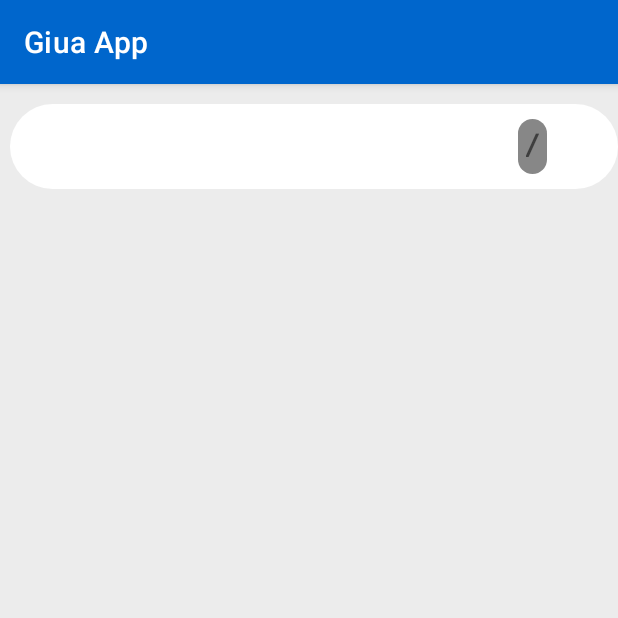
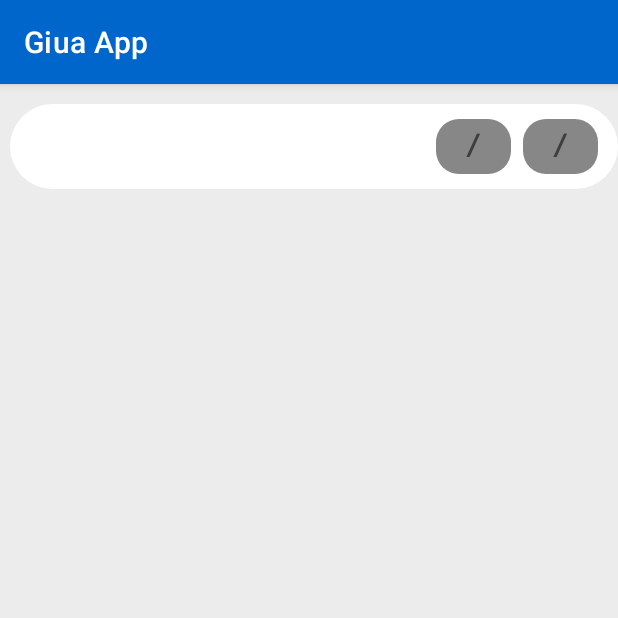
Before and after one commit to Giua-app/Giua-App, an Android app: the fragment VotiFragment shown on its own in the app's theme, on a phone screen of 412 x 824 dp, the top half of it. Run offline under Robolectric (Android 15) with nearby library versions, the phone set to English and light mode, and no system bars; 5 statements that could not run were skipped.

Commit message:
Added mean of all votes of the first quarterly and begun to write code to support the onlick of voteView

```diff
--- a/app/src/main/java/com/giua/app/ui/voti/VoteView.java
+++ b/app/src/main/java/com/giua/app/ui/voti/VoteView.java
@@ -1,6 +1,7 @@
 package com.giua.app.ui.voti;
 
 import android.content.Context;
+import android.content.res.ColorStateList;
 import android.util.AttributeSet;
 import android.view.LayoutInflater;
 import android.widget.LinearLayout;
@@ -8,26 +9,32 @@ import android.widget.TextView;
 
 import androidx.annotation.NonNull;
 import androidx.annotation.Nullable;
-import androidx.constraintlayout.widget.ConstraintLayout;
-import androidx.constraintlayout.widget.ConstraintSet;
 
 import com.giua.app.R;
+import com.giua.objects.Vote;
 
 import org.jetbrains.annotations.NotNull;
 
+import java.util.List;
+
 public class VoteView extends LinearLayout {
     String subjectValue;
-    String voteValue;
-    TextView tvVote;
+    String voteFirstQuarter;
+    float rawVoteFirstQuarter;
+    String voteSecondQuarter;
+    float rawVoteSecondQuarter;
+    TextView tvVoteFisrtQuarter;
+    TextView tvVoteSecondQuarter;
     TextView tvSubject;
-    float rawVote;
 
-    public VoteView(@NonNull @NotNull Context context, @Nullable @org.jetbrains.annotations.Nullable AttributeSet attrs, String subject, String vote, float rawVote) {
+    public VoteView(@NonNull @NotNull Context context, @Nullable @org.jetbrains.annotations.Nullable AttributeSet attrs, String subject, String voteFirstQuarter, float rawVoteFirstQuarter, String voteSecondQuarter, float rawVoteSecondQuarter) {
         super(context, attrs);
 
         this.subjectValue = subject;
-        this.voteValue = vote;
-        this.rawVote = rawVote;
+        this.voteFirstQuarter = voteFirstQuarter;
+        this.rawVoteFirstQuarter = rawVoteFirstQuarter;
+        this.voteSecondQuarter = voteSecondQuarter;
+        this.rawVoteSecondQuarter = rawVoteSecondQuarter;
         initializeComponent(context);
     }
 
@@ -36,27 +43,27 @@ public class VoteView extends LinearLayout {
         layoutInflater.inflate(R.layout.vote_component, this);
 
         tvSubject = findViewById(R.id.text_view_subject);
-        tvVote = findViewById(R.id.text_view_vote);
+        tvVoteFisrtQuarter = findViewById(R.id.text_view_vote_primo_quadrimestre);
+        tvVoteSecondQuarter = findViewById(R.id.text_view_vote_secondo_quadrimestre);
 
         tvSubject.setText(this.subjectValue);
-        tvVote.setText(this.voteValue);
+        tvVoteFisrtQuarter.setText(this.voteFirstQuarter);
+        tvVoteSecondQuarter.setText(this.voteSecondQuarter);
 
-        if(rawVote == -1f){
-            tvVote.setBackgroundTintList(getResources().getColorStateList(R.color.non_vote, context.getTheme()));
-        } else if(rawVote >= 6f){
-            tvVote.setBackgroundTintList(getResources().getColorStateList(R.color.good_vote, context.getTheme()));
-        } else if(rawVote < 6f && rawVote >= 5){
-            tvVote.setBackgroundTintList(getResources().getColorStateList(R.color.middle_vote, context.getTheme()));
-        } else if(rawVote < 5){
-            tvVote.setBackgroundTintList(getResources().getColorStateList(R.color.bad_vote, context.getTheme()));
-        }
+        tvVoteFisrtQuarter.setBackgroundTintList(getColorFromVote(rawVoteFirstQuarter));
+        tvVoteSecondQuarter.setBackgroundTintList(getColorFromVote(rawVoteSecondQuarter));
     }
 
-    @Override
-    protected void onFinishInflate() {
-        super.onFinishInflate();
-
-        addView(tvSubject);
-        addView(tvVote);
+    private ColorStateList getColorFromVote(float vote){
+        if(vote == -1f){
+            return getResources().getColorStateList(R.color.non_vote, getContext().getTheme());
+        } else if(vote >= 6f){
+            return getResources().getColorStateList(R.color.good_vote, getContext().getTheme());
+        } else if(vote < 6f && vote >= 5){
+            return getResources().getColorStateList(R.color.middle_vote, getContext().getTheme());
+        } else if(vote < 5){
+            return getResources().getColorStateList(R.color.bad_vote, getContext().getTheme());
+        }
+        return getResources().getColorStateList(R.color.non_vote, getContext().getTheme()); //Non si dovrebbe mai verificare
     }
 }
--- a/app/src/main/java/com/giua/app/ui/voti/VotiFragment.java
+++ b/app/src/main/java/com/giua/app/ui/voti/VotiFragment.java
@@ -6,25 +6,20 @@ import android.view.LayoutInflater;
 import android.view.View;
 import android.view.ViewGroup;
 import android.widget.LinearLayout;
+import android.widget.ScrollView;
 import android.widget.TextView;
 
 import androidx.annotation.NonNull;
-import androidx.appcompat.widget.LinearLayoutCompat;
-import androidx.constraintlayout.widget.ConstraintLayout;
-import androidx.constraintlayout.widget.ConstraintSet;
-import androidx.core.widget.TextViewCompat;
 import androidx.fragment.app.Fragment;
 
 import com.giua.app.R;
 import com.giua.objects.Vote;
 import com.giua.webscraper.GiuaScraper;
 
-import java.text.AttributedCharacterIterator;
 import java.text.DecimalFormat;
 import java.util.List;
 import java.util.Map;
 import java.util.Vector;
-import java.util.regex.Pattern;
 
 public class VotiFragment extends Fragment {
 
@@ -32,9 +27,10 @@ public class VotiFragment extends Fragment {
     TextView text;
     VoteView voteView;
     LinearLayout mainLayout;
+    ScrollView scrollView;
     List<VoteView> allVoteView;
     LinearLayout.LayoutParams params;
-    private DecimalFormat df = new DecimalFormat("0.0");
+    DecimalFormat df = new DecimalFormat("0.0");
 
     public View onCreateView(@NonNull LayoutInflater inflater, ViewGroup container, Bundle savedInstanceState) {
         View root = inflater.inflate(R.layout.fragment_voti, container, false);
@@ -42,32 +38,50 @@ public class VotiFragment extends Fragment {
         Intent intent = getActivity().getIntent();
         gS = (GiuaScraper) intent.getSerializableExtra("giuascraper");
         text = root.findViewById(R.id.textView);
-        mainLayout = root.findViewById(R.id.main_constraint_layout);
+        mainLayout = root.findViewById(R.id.vote_fragment_constraint_layout);
+        scrollView = root.findViewById(R.id.vote_fragment_scroll_view);
 
         Map<String, List<Vote>> allVotes = gS.getAllVotes(false);
 
-        float mean;     //media aritmetica dei voti
+        float meanSecondQuarter;
+        float meanFirstQuarter;     //media aritmetica dei voti
+        int voteCounterFirstQuarter;     //Conta solamente i voti che ci sono e non gli asterischi
+        int voteCounterSecondQuarter;
 
         allVoteView = new Vector<>();
         params = new LinearLayout.LayoutParams(mainLayout.getLayoutParams().width, mainLayout.getLayoutParams().height);
         params.setMargins(10, 20, 0, 30);
 
         for(String subject: allVotes.keySet()){     //Cicla ogni materia
-            mean = 0f;
-            int voteCounter = 0;     //Conta solamente i voti che ci sono e non gli asterischi
+            meanFirstQuarter = 0f;
+            meanSecondQuarter = 0f;
+            voteCounterFirstQuarter = 0;     //Conta solamente i voti che ci sono e non gli asterischi
+            voteCounterSecondQuarter = 0;
 
             for(Vote vote: allVotes.get(subject)){      //Cicla ogni voto della materia
-                if(vote.value.length() > 0 && !vote.isFirstQuarterly){      //TODO: se il secondo quadrimestre e partito fa la media solo su quelli altrimenti fa la media solo sui voti del primo
-                    mean += getNumberFromVote(vote);
-                    voteCounter++;
+                if(vote.value.length() > 0 && vote.isFirstQuarterly){
+                    meanFirstQuarter += getNumberFromVote(vote);
+                    voteCounterFirstQuarter++;
+                } else if(vote.value.length() > 0) {
+                    meanSecondQuarter += getNumberFromVote(vote);
+                    voteCounterSecondQuarter++;
                 }
             }
 
-            if(voteCounter != 0) {
-                mean /= voteCounter;
-                addVoteView(subject, df.format(mean), mean);
+            if(voteCounterFirstQuarter != 0 && voteCounterSecondQuarter != 0) {
+                meanFirstQuarter /= voteCounterFirstQuarter;
+                meanSecondQuarter /= voteCounterSecondQuarter;
+                addVoteView(subject, df.format(meanFirstQuarter), meanFirstQuarter, df.format(meanSecondQuarter), meanSecondQuarter);
             } else{
-                addVoteView(subject, "/", -1f);
+                if(voteCounterFirstQuarter == 0 && voteCounterSecondQuarter != 0) {
+                    meanSecondQuarter /= voteCounterSecondQuarter;
+                    addVoteView(subject, "/", -1f, df.format(meanSecondQuarter), meanSecondQuarter);
+                } else if(voteCounterFirstQuarter != 0){
+                    meanFirstQuarter /= voteCounterFirstQuarter;
+                    addVoteView(subject, df.format(meanFirstQuarter), meanFirstQuarter, "/", -1f);
+                } else {
+                    addVoteView(subject, "/", -1f, "/", -1f);
+                }
             }
 
         }
@@ -92,10 +106,16 @@ public class VotiFragment extends Fragment {
         }
     }
 
-    private void addVoteView(String subject, String vote, float rawVote){
-        voteView = new VoteView(getContext(), null, subject, vote, rawVote);
+    private void addVoteView(String subject, String voteFirstQuart, float rawVoteFirstQuart, String voteSecondQuart, float rawVoteSecondQuart){
+        voteView = new VoteView(getContext(), null, subject, voteFirstQuart, rawVoteFirstQuart, voteSecondQuart, rawVoteSecondQuart);
         voteView.setId(View.generateViewId());
+
         voteView.setLayoutParams(params);
+
+        voteView.setOnClickListener(view -> {
+            mainLayout.removeView(view);
+            mainLayout.addView(view, 0);
+        });
 
         allVoteView.add(voteView);
         mainLayout.addView(voteView);
--- a/app/src/main/res/layout/fragment_voti.xml
+++ b/app/src/main/res/layout/fragment_voti.xml
@@ -4,13 +4,14 @@
     android:layout_width="match_parent"
     android:layout_height="match_parent"
     android:background="@color/background_light"
+    android:id="@+id/vote_fragment_scroll_view"
     android:orientation="vertical"
     tools:context=".ui.voti.VotiFragment">
 
     <LinearLayout
-        android:id="@+id/main_constraint_layout"
+        android:id="@+id/vote_fragment_constraint_layout"
         android:layout_width="match_parent"
-        android:layout_height="match_parent"
+        android:layout_height="wrap_content"
         android:orientation="vertical" />
 
 </ScrollView>
--- a/app/src/main/res/layout/vote_component.xml
+++ b/app/src/main/res/layout/vote_component.xml
@@ -21,14 +21,33 @@
         android:text="Materia"
         android:textSize="20sp"
         app:layout_constraintBottom_toBottomOf="parent"
-        app:layout_constraintEnd_toStartOf="@+id/text_view_vote"
+        app:layout_constraintEnd_toStartOf="@+id/text_view_vote_primo_quadrimestre"
         app:layout_constraintHorizontal_bias="0.021"
         app:layout_constraintStart_toStartOf="parent"
         app:layout_constraintTop_toTopOf="parent" />
 
     <TextView
-        android:id="@+id/text_view_vote"
-        android:layout_width="wrap_content"
+        android:id="@+id/text_view_vote_primo_quadrimestre"
+        android:layout_width="50dp"
+        android:layout_height="wrap_content"
+        android:background="@drawable/vote_style"
+        android:fontFamily="@font/caviar_dreams_bold"
+        android:paddingStart="5dp"
+        android:paddingTop="5dp"
+        android:paddingEnd="5dp"
+        android:paddingBottom="5dp"
+        android:text="Voto"
+        android:textAlignment="center"
+        android:textSize="20sp"
+        app:layout_constraintBottom_toBottomOf="parent"
+        app:layout_constraintEnd_toStartOf="@+id/text_view_vote_secondo_quadrimestre"
+        app:layout_constraintHorizontal_bias="0.971"
+        app:layout_constraintStart_toStartOf="parent"
+        app:layout_constraintTop_toTopOf="parent" />
+
+    <TextView
+        android:id="@+id/text_view_vote_secondo_quadrimestre"
+        android:layout_width="50dp"
         android:layout_height="wrap_content"
         android:background="@drawable/vote_style"
         android:fontFamily="@font/caviar_dreams_bold"
@@ -41,7 +60,8 @@
         android:textSize="20sp"
         app:layout_constraintBottom_toBottomOf="parent"
         app:layout_constraintEnd_toEndOf="parent"
-        app:layout_constraintHorizontal_bias="0.898"
+        app:layout_constraintHorizontal_bias="0.991"
         app:layout_constraintStart_toStartOf="parent"
-        app:layout_constraintTop_toTopOf="parent" />
+        app:layout_constraintTop_toTopOf="parent"
+        app:layout_constraintVertical_bias="0.526" />
 </androidx.constraintlayout.widget.ConstraintLayout>
```
Also changed, not shown: app/src/main/java/com/giua/app/ui/voti/DetailVoteView.java (added, +37 -0 lines), app/src/main/res/layout/detail_vote_view_component.xml (added, +15 -0 lines).
